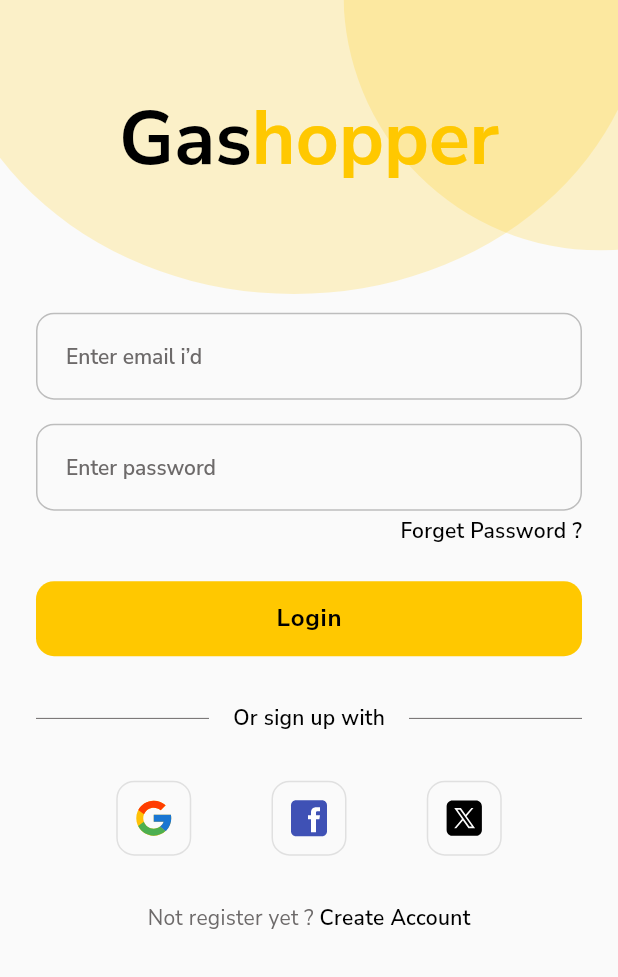
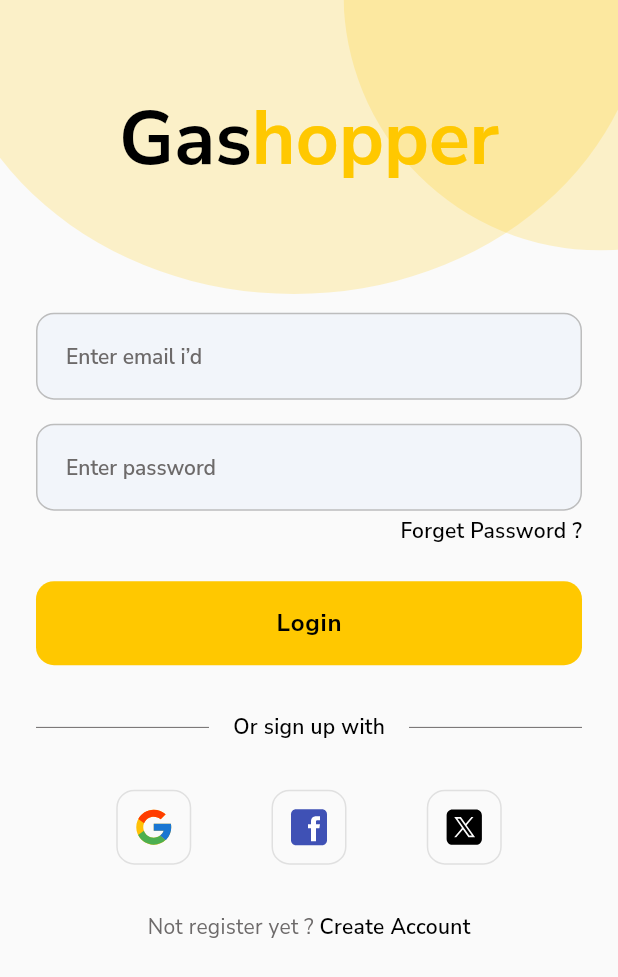
Before and after one commit to ranadeepmedagone/gashopper, a Flutter app: the screen it shows after launch, after a tap on "Lets Start", on a phone screen of 412 x 824 dp. Shown: the top 977 px of the screen. Run offline on Flutter 3.47's test engine with Material 3 defaults, Android fonts, the phone set to English and light mode, and no system bars; our stand-ins replace cached_network_image, dio, flutter_svg, get, google_fonts, intl_phone_field; missing offline and left inert: mobile_scanner; network calls fail.

Commit message:
code updated in app theme.

```diff
--- a/lib/app/core/theme/app_theme.dart
+++ b/lib/app/core/theme/app_theme.dart
@@ -1,44 +1,57 @@
 import 'package:flutter/material.dart';
-import 'package:get/get.dart';
+import 'package:flutter/services.dart';
 import 'package:google_fonts/google_fonts.dart';
 
-
 class GashopperTheme {
-
   static TextStyle fontWeightApplier(FontWeight fw, TextStyle ts) {
-    return ts.merge(GoogleFonts.nunitoSans(
+    return GoogleFonts.nunitoSans(
+      textStyle: ts,
       fontWeight: fw,
-    ));
+    );
   }
 
-  static mainTheme() {
-    final textTheme = Get.textTheme;
+  static ThemeData mainTheme() {
     return ThemeData(
       useMaterial3: false,
-      appBarTheme: const AppBarTheme(color: Color(0xFF0B6FE4)),
-      primaryColor:const Color(0xFF0B6FE4),
-      primaryColorDark:const Color(0xFF0B6FE4),
-      primaryColorLight:const Color(0xFF0B6FE4),
+      appBarTheme: const AppBarTheme(
+        color: Color(0xFF0B6FE4),
+        systemOverlayStyle: SystemUiOverlayStyle.light,
+      ),
+      primaryColor: const Color(0xFF0B6FE4),
+      primaryColorDark: const Color(0xFF0B6FE4),
+      primaryColorLight: const Color(0xFF0B6FE4),
       textTheme: GoogleFonts.nunitoSansTextTheme(
-        textTheme
-            .apply(
-              bodyColor: Colors.grey[800],
-              displayColor: Colors.grey[800],
-            )
-            .copyWith(
-              bodyLarge: textTheme.bodyLarge!.copyWith(
+        ThemeData.light().textTheme.copyWith(
+              bodyLarge: const TextStyle(
                 fontSize: 16.0,
+                color: Color(0xFF4A4A4A),
+              ),
+              bodyMedium: const TextStyle(
+                fontSize: 14.0,
+                color: Color(0xFF4A4A4A),
+              ),
+              titleMedium: const TextStyle(
+                fontSize: 16.0,
+                fontWeight: FontWeight.w600,
+                color: Color(0xFF4A4A4A),
               ),
             ),
       ),
-      inputDecorationTheme:const InputDecorationTheme(
+      inputDecorationTheme: const InputDecorationTheme(
         fillColor: Color(0xFFF2F5FA),
+        filled: true,
         contentPadding: EdgeInsets.fromLTRB(16, 18, 16, 18),
+        border: OutlineInputBorder(
+          borderRadius: BorderRadius.all(Radius.circular(8.0)),
+          borderSide: BorderSide.none,
+        ),
       ),
-      buttonTheme: ButtonThemeData(
-        height: 56.0,
-        shape: RoundedRectangleBorder(
-          borderRadius: BorderRadius.circular(8.0),
+      elevatedButtonTheme: ElevatedButtonThemeData(
+        style: ElevatedButton.styleFrom(
+          minimumSize: const Size.fromHeight(56),
+          shape: RoundedRectangleBorder(
+            borderRadius: BorderRadius.circular(8.0),
+          ),
         ),
       ),
       colorScheme: ColorScheme.fromSwatch().copyWith(
@@ -47,13 +60,6 @@ class GashopperTheme {
     );
   }
 
-  final hyperlinkText = const TextStyle(
-    fontSize: 12,
-    fontWeight: FontWeight.bold,
-    decoration: TextDecoration.underline,
-    color: Colors.blue,
-  );
-
   static const appBackGrounColor = Color(0xFFFAFAFA);
   static const appYellow = Color(0xFFffc800);
 
@@ -61,12 +67,8 @@ class GashopperTheme {
   static const black1 = Color(0xff333333);
   static const black2 = Color(0xFF090A0A);
 
-  // Yellows
   static const yellow2 = Color(0xFFfac03a);
   static const yellow3 = Color(0xFFFEDC00);
 
   static const grey1 = Color(0xFF6D6A6A);
-
-
-
 }
--- a/lib/main.dart
+++ b/lib/main.dart
@@ -1,30 +1,25 @@
 import 'package:flutter/material.dart';
 import 'package:flutter/services.dart';
 import 'package:gashopper/app/core/theme/app_theme.dart';
-import 'package:get/get_navigation/src/root/get_material_app.dart';
+import 'package:get/get.dart';
 
 import 'app/bindings/initial_bindings.dart';
 import 'app/modules/splash/splash_screen.dart';
 import 'app/routes/app_routes.dart';
 
-void main() async {
-  runApp(const MyApp());
+void main() {
+  WidgetsFlutterBinding.ensureInitialized();
 
-  // Restricting Device Orientation to Portrait Up and Down only. No Landscape mode supported.
-  await SystemChrome.setPreferredOrientations([
+  SystemChrome.setPreferredOrientations([
     DeviceOrientation.portraitUp,
-    // DeviceOrientation.portraitDown,
-  ]);
-
-  // InitialBindings().dependencies();
-
-  WidgetsFlutterBinding.ensureInitialized();
+  ]).then((_) {
+    runApp(const MyApp());
+  });
 }
 
 class MyApp extends StatelessWidget {
   const MyApp({super.key});
 
-  // This widget is the root of your application.
   @override
   Widget build(BuildContext context) {
     return GetMaterialApp(
@@ -32,17 +27,17 @@ class MyApp extends StatelessWidget {
       title: 'Gashopper',
       debugShowCheckedModeBanner: false,
       theme: GashopperTheme.mainTheme(),
-      navigatorObservers: const [
-        // FirebaseAnalyticsObserver(analytics: analytics),
-      ],
-      builder: (context, child) => MediaQuery(
-        data: MediaQuery.of(context).copyWith(
-          textScaler: const TextScaler.linear(
-            1.0,
+      builder: (context, child) {
+        if (child == null) return const SizedBox.shrink();
+
+        // Apply fixed text scaling
+        return MediaQuery(
+          data: MediaQuery.of(context).copyWith(
+            textScaler: const TextScaler.linear(1.0),
           ),
-        ),
-        child: child!,
-      ),
+          child: child,
+        );
+      },
       home: const SplashScreen(),
       onGenerateRoute: RouteGenerator.generateRoute,
     );
```
